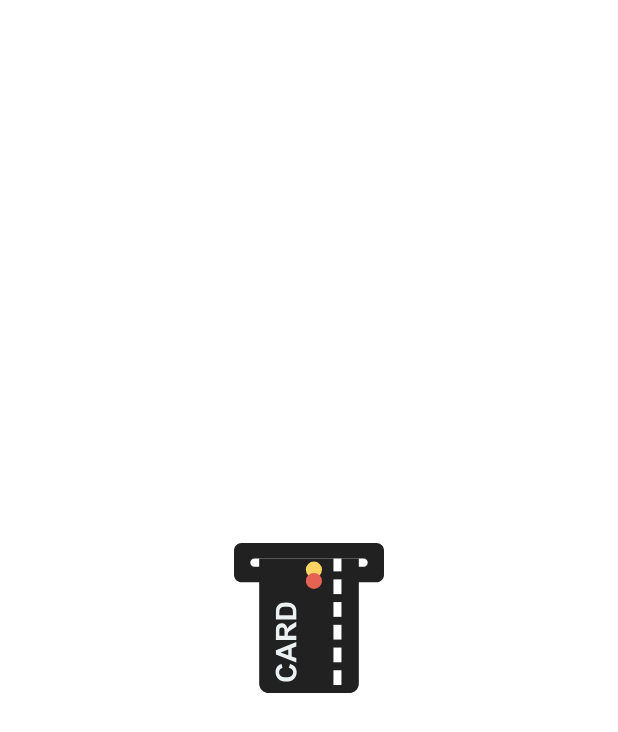
After one commit to dalafiarisamuel/ocr-scan, an Android app: the SplashScreenActivity screen opened directly, with no data from a screen before it, on a phone screen of 412 x 824 dp. The commit adds this screen. Shown: the top 732 px of the screen. Run offline under Robolectric (Android 15) with nearby library versions, the light colour scheme and no system bars; 1 statement that could not run was skipped.

Commit message:
implement splashscreen activity the right way

```diff
--- a/app/src/main/AndroidManifest.xml
+++ b/app/src/main/AndroidManifest.xml
@@ -22,6 +22,11 @@
         <activity
             android:name=".views.activities.MainActivity"
             android:screenOrientation="portrait"
+            android:windowSoftInputMode="stateHidden" />
+        <activity
+            android:name=".views.activities.SplashScreenActivity"
+            android:screenOrientation="portrait"
+            android:theme="@style/SplashScreenTheme"
             android:windowSoftInputMode="stateHidden">
             <intent-filter>
                 <action android:name="android.intent.action.MAIN" />
--- /dev/null
+++ b/app/src/main/java/ng/mint/ocrscanner/views/activities/SplashScreenActivity.kt
@@ -0,0 +1,15 @@
+package ng.mint.ocrscanner.views.activities
+
+import android.content.Intent
+import android.os.Bundle
+import androidx.appcompat.app.AppCompatActivity
+
+class SplashScreenActivity : AppCompatActivity() {
+
+    override fun onCreate(savedInstanceState: Bundle?) {
+        super.onCreate(savedInstanceState)
+
+        startActivity(Intent(this, MainActivity::class.java))
+        finish()
+    }
+}
--- /dev/null
+++ b/app/src/main/res/drawable/ic_atm.xml
@@ -0,0 +1,51 @@
+<vector xmlns:android="http://schemas.android.com/apk/res/android"
+    android:width="468.293dp"
+    android:height="468.293dp"
+    android:viewportWidth="468.293"
+    android:viewportHeight="468.293">
+    <path
+        android:fillColor="@color/colorAccent"
+        android:pathData="M0,23.762v75.196c0,13.123 10.701,23.762 23.902,23.762h420.489c13.201,0 23.902,-10.639 23.902,-23.762V23.762C468.293,10.639 457.591,0 444.391,0H23.902C10.701,0 0,10.639 0,23.762z" />
+    <path
+        android:fillColor="@color/colorPrimary"
+        android:pathData="M404.756,48.727H63.537c-7.018,0 -12.707,5.656 -12.707,12.633c0,6.977 5.689,12.633 12.707,12.633h341.219c7.018,0 12.707,-5.656 12.707,-12.633S411.774,48.727 404.756,48.727z" />
+    <path
+        android:fillColor="@color/colorAccent"
+        android:pathData="M78.609,48.727v389.541c0,16.597 13.507,30.024 30.201,30.024h250.673c16.695,0 30.201,-13.427 30.201,-30.024V48.727H78.609z" />
+    <path
+        android:fillColor="@color/colorPrimary"
+        android:pathData="M310.447,397.299h25.038v46.124h-25.038z" />
+    <path
+        android:fillColor="@color/colorPrimary"
+        android:pathData="M310.447,326.375h25.038v46.061h-25.038z" />
+    <path
+        android:fillColor="@color/colorPrimary"
+        android:pathData="M310.447,255.376h25.038v46.124h-25.038z" />
+    <path
+        android:fillColor="@color/colorPrimary"
+        android:pathData="M310.447,184.382h25.038v46.124h-25.038z" />
+    <path
+        android:fillColor="@color/colorPrimary"
+        android:pathData="M310.447,113.477h25.038v46.061h-25.038z" />
+    <path
+        android:fillColor="@color/colorPrimary"
+        android:pathData="M310.447,48.727h25.038v39.886h-25.038z" />
+    <path
+        android:fillColor="#FCD462"
+        android:pathData="M224.281,83.088a25.225,25.038 0,1 0,50.45 0a25.225,25.038 0,1 0,-50.45 0z" />
+    <path
+        android:fillColor="#E56353"
+        android:pathData="M224.281,118.434a25.225,25.038 0,1 0,50.45 0a25.225,25.038 0,1 0,-50.45 0z" />
+    <path
+        android:fillColor="#EBF0F3"
+        android:pathData="M171.131,389.78l3.955,-12.399c6.953,1.901 12.117,5.062 15.492,9.483c3.375,4.421 5.063,10.03 5.063,16.827c0,8.41 -2.89,15.322 -8.67,20.737c-5.78,5.415 -13.682,8.122 -23.706,8.122c-10.603,0 -18.838,-2.722 -24.705,-8.165c-5.867,-5.443 -8.8,-12.601 -8.8,-21.471c0,-7.748 2.303,-14.041 6.91,-18.879c2.723,-2.88 6.634,-5.04 11.733,-6.48l3.042,12.658c-3.303,0.749 -5.91,2.311 -7.822,4.687s-2.868,5.263 -2.868,8.662c0,4.695 1.695,8.504 5.084,11.427c3.39,2.923 8.88,4.385 16.47,4.385c8.054,0 13.79,-1.44 17.209,-4.32c3.419,-2.88 5.128,-6.624 5.128,-11.233c0,-3.399 -1.086,-6.322 -3.259,-8.77C179.214,392.602 175.796,390.845 171.131,389.78z" />
+    <path
+        android:fillColor="#EBF0F3"
+        android:pathData="M194.554,309.294v13.911l-14.471,5.53v25.316l14.471,5.227v13.565l-63.707,-24.668v-13.522L194.554,309.294zM169.35,332.839l-23.64,8.727l23.64,8.554V332.839z" />
+    <path
+        android:fillColor="#EBF0F3"
+        android:pathData="M194.554,302.468h-63.707v-26.915c0,-6.768 0.572,-11.686 1.717,-14.753c1.144,-3.067 3.18,-5.523 6.106,-7.366c2.926,-1.843 6.272,-2.765 10.038,-2.765c4.78,0 8.728,1.397 11.842,4.191c3.114,2.794 5.077,6.97 5.888,12.529c1.622,-2.765 3.404,-5.047 5.345,-6.848c1.941,-1.8 5.389,-4.227 10.343,-7.28l12.429,-7.733v15.294l-13.863,9.245c-4.954,3.283 -8.076,5.53 -9.365,6.74c-1.289,1.21 -2.173,2.491 -2.651,3.845c-0.478,1.354 -0.717,3.499 -0.717,6.437v2.592h26.595V302.468zM157.79,289.681v-9.461c0,-6.135 -0.261,-9.965 -0.782,-11.492c-0.521,-1.526 -1.42,-2.722 -2.694,-3.586c-1.275,-0.864 -2.868,-1.296 -4.78,-1.296c-2.144,0 -3.875,0.569 -5.193,1.707c-1.318,1.138 -2.151,2.743 -2.499,4.817c-0.145,1.037 -0.217,4.147 -0.217,9.332v9.98H157.79z" />
+    <path
+        android:fillColor="#EBF0F3"
+        android:pathData="M130.847,238.659v-23.372c0,-5.271 0.406,-9.288 1.217,-12.053c1.101,-3.715 3.056,-6.898 5.867,-9.548s6.25,-4.666 10.321,-6.048c4.07,-1.382 9.09,-2.074 15.058,-2.074c5.244,0 9.763,0.648 13.558,1.944c4.635,1.584 8.387,3.845 11.255,6.783c2.173,2.218 3.868,5.213 5.084,8.986c0.898,2.823 1.347,6.595 1.347,11.319v24.064H130.847zM141.624,225.871h42.196v-9.548c0,-3.571 -0.203,-6.149 -0.608,-7.733c-0.521,-2.074 -1.405,-3.795 -2.651,-5.163c-1.246,-1.368 -3.295,-2.484 -6.149,-3.348c-2.854,-0.864 -6.743,-1.296 -11.668,-1.296c-4.925,0 -8.706,0.432 -11.342,1.296c-2.636,0.864 -4.693,2.074 -6.171,3.629c-1.478,1.555 -2.477,3.528 -2.998,5.919c-0.406,1.786 -0.608,5.285 -0.608,10.498V225.871z" />
+</vector>
--- /dev/null
+++ b/app/src/main/res/drawable/splash_screen_background.xml
@@ -0,0 +1,10 @@
+<?xml version="1.0" encoding="utf-8"?>
+<layer-list xmlns:android="http://schemas.android.com/apk/res/android"
+    android:opacity="opaque">
+    <item android:drawable="@android:color/white" />
+    <item
+        android:width="100dp"
+        android:height="100dp"
+        android:drawable="@drawable/ic_atm"
+        android:gravity="center" />
+</layer-list>
--- a/app/src/main/res/values/styles.xml
+++ b/app/src/main/res/values/styles.xml
@@ -7,4 +7,11 @@
         <item name="colorAccent">@color/colorAccent</item>
     </style>
 
+    <style name="SplashScreenTheme" parent="AppTheme">
+        <item name="android:windowBackground">@drawable/splash_screen_background</item>
+        <item name="android:statusBarColor">@android:color/transparent</item>
+        <item name="android:windowLightStatusBar">true</item>
+        <item name="android:immersive">true</item>
+    </style>
+
 </resources>
```
